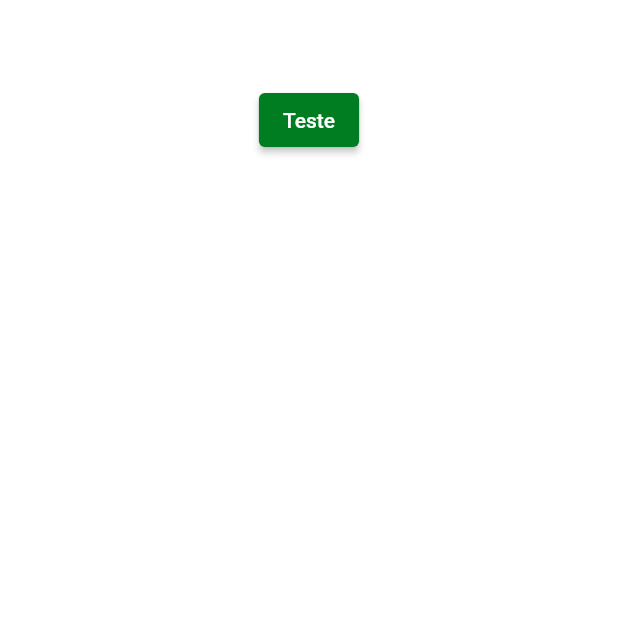
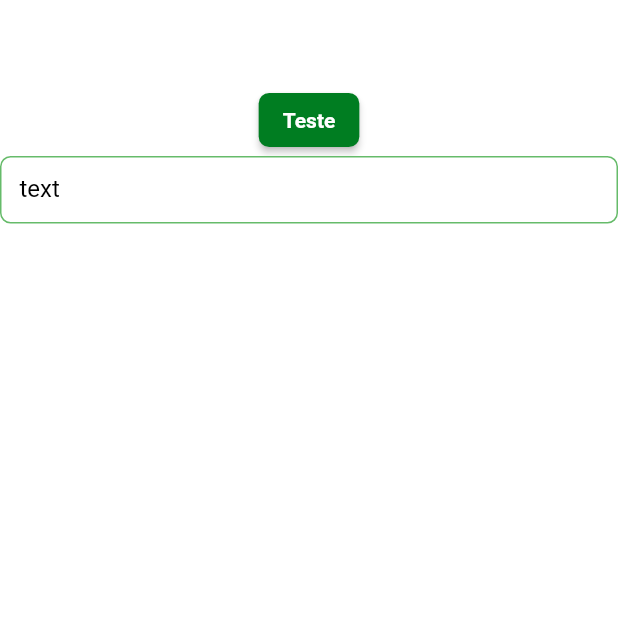
Before and after one commit to thiagolazaro/dw9_delivery_app, a Flutter app: the screen it shows after launch, on a phone screen of 412 x 824 dp, the top half of it. Run offline on Flutter 3.47's test engine with Material 2 defaults, Android fonts, the phone set to English and light mode, and no system bars; Roboto replaces fonts that are missing (mplus1).

Commit message:
Criado e configurado o tema

```diff
--- /dev/null
+++ b/lib/app/core/ui/theme/theme_config.dart
@@ -0,0 +1,43 @@
+import 'package:flutter/material.dart';
+
+import '../styles/app_style.dart';
+import '../styles/colors_app.dart';
+import '../styles/text_styles.dart';
+
+class ThemeConfig {
+  ThemeConfig._();
+  static final _defaultInputBorder = OutlineInputBorder(
+    borderRadius: BorderRadius.circular(7),
+    borderSide: BorderSide(color: Colors.green[400]!),
+  );
+
+  static final theme = ThemeData(
+    scaffoldBackgroundColor: Colors.white,
+    appBarTheme: const AppBarTheme(
+      color: Colors.white,
+      elevation: 0,
+      centerTitle: true,
+      iconTheme: IconThemeData(color: Colors.black),
+    ),
+    primaryColor: ColorsApp.i.primary,
+    colorScheme: ColorScheme.fromSeed(
+      seedColor: ColorsApp.i.primary,
+      primary: ColorsApp.i.primary,
+      secondary: ColorsApp.i.secondary,
+    ),
+    elevatedButtonTheme: ElevatedButtonThemeData(
+      style: AppStyles.i.primaryButton,
+    ),
+    inputDecorationTheme: InputDecorationTheme(
+      fillColor: Colors.white,
+      filled: true,
+      isDense: true,
+      contentPadding: const EdgeInsets.all(13),
+      border: _defaultInputBorder,
+      enabledBorder: _defaultInputBorder,
+      focusedBorder: _defaultInputBorder,
+      labelStyle: TextStyles.i.textRegular.copyWith(color: Colors.black),
+      errorStyle: TextStyles.i.textRegular.copyWith(color: Colors.red),
+    ),
+  );
+}
--- a/lib/app/dw9_delivery_app.dart
+++ b/lib/app/dw9_delivery_app.dart
@@ -1,5 +1,7 @@
 import 'package:dw9_delivery_app/app/pages/splash/splash_page.dart';
 import 'package:flutter/material.dart';
+
+import 'core/ui/theme/theme_config.dart';
 
 class Dw9DeliveryApp extends StatelessWidget {
   const Dw9DeliveryApp({Key? key}) : super(key: key);
@@ -8,6 +10,7 @@ class Dw9DeliveryApp extends StatelessWidget {
   Widget build(BuildContext context) {
     return MaterialApp(
       title: 'Delivery App',
+      theme: ThemeConfig.theme,
       routes: {
         '/': (context) => const SplashPage(),
       },
--- a/lib/app/pages/splash/splash_page.dart
+++ b/lib/app/pages/splash/splash_page.dart
@@ -1,4 +1,3 @@
-import 'package:dw9_delivery_app/app/core/ui/styles/colors_app.dart';
 import 'package:flutter/material.dart';
 
 class SplashPage extends StatelessWidget {
@@ -6,35 +5,18 @@ class SplashPage extends StatelessWidget {
 
   @override
   Widget build(BuildContext context) {
-    return Theme(
-      data: ThemeData(
-        scaffoldBackgroundColor: Colors.white,
-        appBarTheme: const AppBarTheme(
-          color: Colors.white,
-          elevation: 0,
-          centerTitle: true,
-          iconTheme: IconThemeData(color: Colors.black),
-        ),
-        primaryColor: ColorsApp.i.primary,
-        colorScheme: ColorScheme.fromSeed(
-          seedColor: ColorsApp.i.primary,
-          primary: ColorsApp.i.primary,
-          secondary: ColorsApp.i.secondary,
-        ),
-      ),
-      child: Scaffold(
+    return Scaffold(
       appBar: AppBar(
         title: const Text('Splash'),
       ),
       body: Column(
         children: [
           Container(),
-            ElevatedButton(
-              onPressed: () {},
-              child: Text('Teste'),
+          ElevatedButton(onPressed: () {}, child: const Text('Teste')),
+          TextFormField(
+            decoration: const InputDecoration(labelText: 'text'),
           )
         ],
-        ),
       ),
     );
   }
```
Lines whose indentation alone changed are shown as unchanged.
